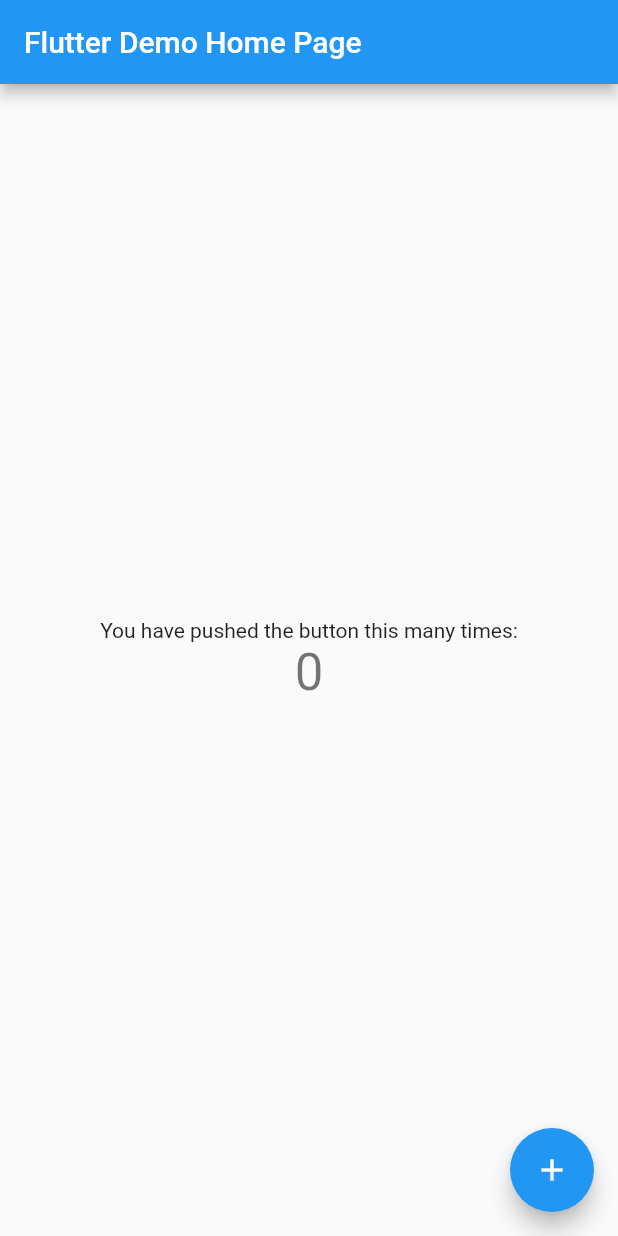
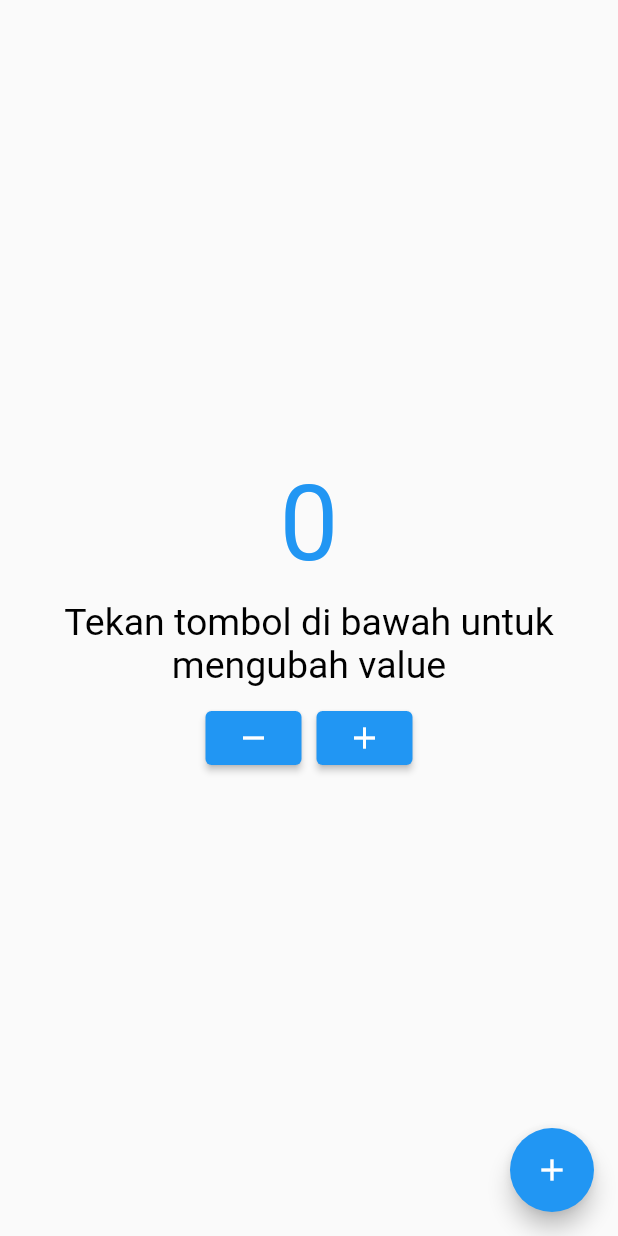
Before and after one commit to conclude91/hello_flutter, a Flutter app: the screen it shows after launch, on a phone screen of 412 x 824 dp. Run offline on Flutter 3.47's test engine with Material 2 defaults, Android fonts, the phone set to English and light mode, and no system bars.

Commit message:
[UPD] dashboard

```diff
--- a/lib/main.dart
+++ b/lib/main.dart
@@ -1,115 +1,17 @@
 import 'package:flutter/material.dart';
+import 'package:hello_flutter/pages/dashboard_page.dart';
 
 void main() {
-  runApp(const MyApp());
+  runApp(const App());
 }
 
-class MyApp extends StatelessWidget {
-  const MyApp({super.key});
+class App extends StatelessWidget {
+  const App({super.key});
 
-  // This widget is the root of your application.
   @override
   Widget build(BuildContext context) {
-    return MaterialApp(
-      title: 'Flutter Demo',
-      theme: ThemeData(
-        // This is the theme of your application.
-        //
-        // Try running your application with "flutter run". You'll see the
-        // application has a blue toolbar. Then, without quitting the app, try
-        // changing the primarySwatch below to Colors.green and then invoke
-        // "hot reload" (press "r" in the console where you ran "flutter run",
-        // or simply save your changes to "hot reload" in a Flutter IDE).
-        // Notice that the counter didn't reset back to zero; the application
-        // is not restarted.
-        primarySwatch: Colors.blue,
-      ),
-      home: const MyHomePage(title: 'Flutter Demo Home Page'),
+    return const MaterialApp(
+      home: DashboardPage(),
     );
   }
 }
-
-class MyHomePage extends StatefulWidget {
-  const MyHomePage({super.key, required this.title});
-
-  // This widget is the home page of your application. It is stateful, meaning
-  // that it has a State object (defined below) that contains fields that affect
-  // how it looks.
-
-  // This class is the configuration for the state. It holds the values (in this
-  // case the title) provided by the parent (in this case the App widget) and
-  // used by the build method of the State. Fields in a Widget subclass are
-  // always marked "final".
-
-  final String title;
-
-  @override
-  State<MyHomePage> createState() => _MyHomePageState();
-}
-
-class _MyHomePageState extends State<MyHomePage> {
-  int _counter = 0;
-
-  void _incrementCounter() {
-    setState(() {
-      // This call to setState tells the Flutter framework that something has
-      // changed in this State, which causes it to rerun the build method below
-      // so that the display can reflect the updated values. If we changed
-      // _counter without calling setState(), then the build method would not be
-      // called again, and so nothing would appear to happen.
-      _counter++;
-    });
-  }
-
-  @override
-  Widget build(BuildContext context) {
-    // This method is rerun every time setState is called, for instance as done
-    // by the _incrementCounter method above.
-    //
-    // The Flutter framework has been optimized to make rerunning build methods
-    // fast, so that you can just rebuild anything that needs updating rather
-    // than having to individually change instances of widgets.
-    return Scaffold(
-      appBar: AppBar(
-        // Here we take the value from the MyHomePage object that was created by
-        // the App.build method, and use it to set our appbar title.
-        title: Text(widget.title),
-      ),
-      body: Center(
-        // Center is a layout widget. It takes a single child and positions it
-        // in the middle of the parent.
-        child: Column(
-          // Column is also a layout widget. It takes a list of children and
-          // arranges them vertically. By default, it sizes itself to fit its
-          // children horizontally, and tries to be as tall as its parent.
-          //
-          // Invoke "debug painting" (press "p" in the console, choose the
-          // "Toggle Debug Paint" action from the Flutter Inspector in Android
-          // Studio, or the "Toggle Debug Paint" command in Visual Studio Code)
-          // to see the wireframe for each widget.
-          //
-          // Column has various properties to control how it sizes itself and
-          // how it positions its children. Here we use mainAxisAlignment to
-          // center the children vertically; the main axis here is the vertical
-          // axis because Columns are vertical (the cross axis would be
-          // horizontal).
-          mainAxisAlignment: MainAxisAlignment.center,
-          children: <Widget>[
-            const Text(
-              'You have pushed the button this many times:',
-            ),
-            Text(
-              '$_counter',
-              style: Theme.of(context).textTheme.headline4,
-            ),
-          ],
-        ),
-      ),
-      floatingActionButton: FloatingActionButton(
-        onPressed: _incrementCounter,
-        tooltip: 'Increment',
-        child: const Icon(Icons.add),
-      ), // This trailing comma makes auto-formatting nicer for build methods.
-    );
-  }
-}
--- /dev/null
+++ b/lib/pages/dashboard_page.dart
@@ -0,0 +1,82 @@
+import 'package:flutter/material.dart';
+
+class DashboardPage extends StatefulWidget {
+  const DashboardPage({super.key});
+
+  @override
+  State<DashboardPage> createState() => _DashboardPageState();
+}
+
+class _DashboardPageState extends State<DashboardPage> {
+  int _count = 0;
+
+  void _increment() {
+    setState(() {
+      _count++;
+    });
+  }
+
+  void _decrement() {
+    setState(() {
+      _count--;
+    });
+  }
+
+  @override
+  Widget build(BuildContext context) {
+    return Scaffold(
+      body: Center(
+        child: Padding(
+          padding: const EdgeInsets.all(16),
+          child: Column(
+            mainAxisAlignment: MainAxisAlignment.center,
+            crossAxisAlignment: CrossAxisAlignment.stretch,
+            children: [
+              Text(
+                '$_count',
+                style: const TextStyle(fontSize: 70, color: Colors.blue),
+                textAlign: TextAlign.center,
+              ),
+              const SizedBox(
+                height: 10,
+              ),
+              const Text(
+                'Tekan tombol di bawah untuk mengubah value',
+                style: TextStyle(fontSize: 25, color: Colors.black),
+                textAlign: TextAlign.center,
+              ),
+              const SizedBox(
+                height: 10,
+              ),
+              Row(
+                mainAxisAlignment: MainAxisAlignment.center,
+                crossAxisAlignment: CrossAxisAlignment.center,
+                children: [
+                  ElevatedButton(
+                    onPressed: _decrement,
+                    child: const Icon(Icons.remove),
+                  ),
+                  const SizedBox(
+                    width: 10,
+                  ),
+                  ElevatedButton(
+                    onPressed: _increment,
+                    child: const Icon(Icons.add),
+                  ),
+                ],
+              ),
+            ],
+          ),
+        ),
+      ),
+      floatingActionButton: FloatingActionButton(
+        onPressed: () {
+          setState(() {
+            _count++;
+          });
+        },
+        child: const Icon(Icons.add),
+      ),
+    );
+  }
+}
```
Also changed, not shown: 1 other file.
